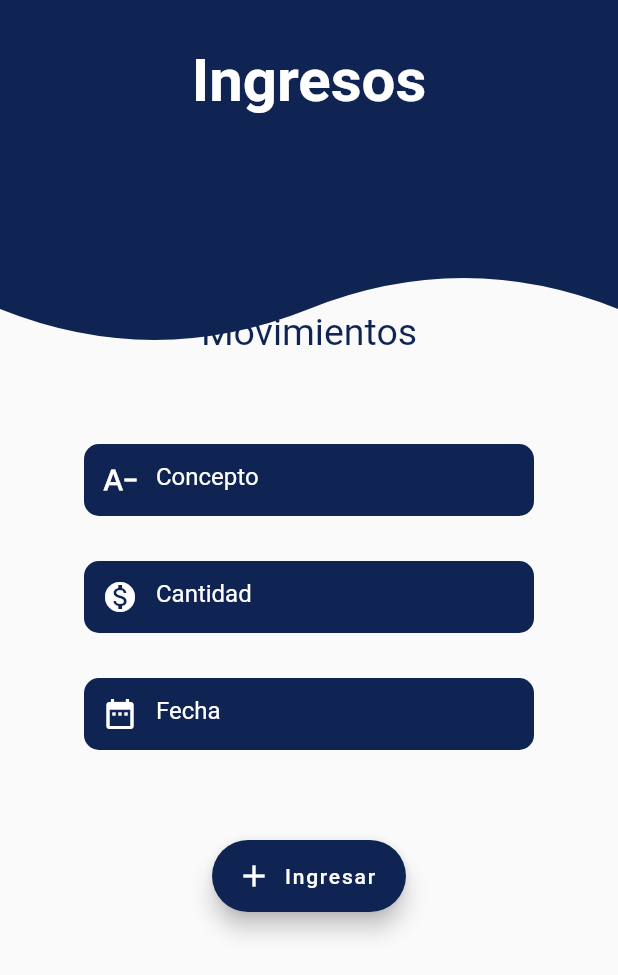
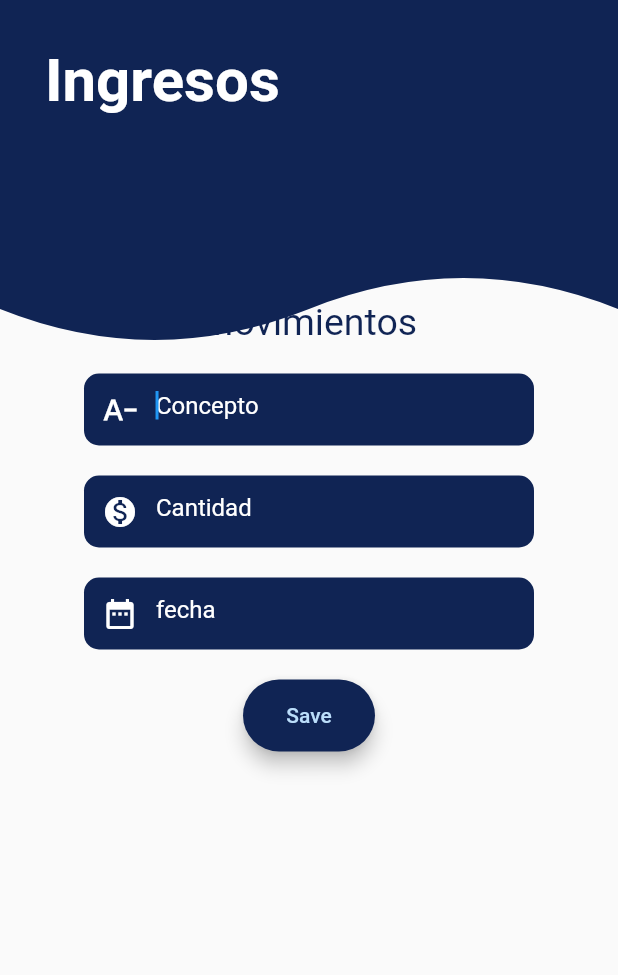
Before and after one commit to juanpivl/gastos, a Flutter app: the IngresosPage screen opened directly, on a phone screen of 412 x 824 dp. Shown: the top 975 px of the screen. Run offline on Flutter 3.47's test engine with Material 2 defaults, Android fonts, the phone set to English and light mode, and no system bars; our stand-ins replace cloud_firestore, curved_navigation_bar, firebase_auth, firebase_core, flutter_easyloading; accounts and stored records are empty.

Commit message:
ya con base de datos

```diff
--- a/lib/src/pages/Auth/RegisterPage.dart
+++ b/lib/src/pages/Auth/RegisterPage.dart
@@ -181,15 +181,17 @@ class _FormularioState extends State<Formulario> {
                       loading = true;
 
                     });
-                     dynamic result =
-                                await _auth.registerWithEmail(email, password,name);
+                    dynamic result =
+                            await _auth.registerWithEmail(email, password,name);
                             if (result == null) {
                               setState(() {
                                 error = 'Ingresar un email valido';
                                 loading = false;
                               });
                               }
+
               }
+
 
             },
           )
--- a/lib/src/pages/Auth/models/usuario.dart
+++ b/lib/src/pages/Auth/models/usuario.dart
@@ -1,13 +1,9 @@
 
 
+import 'package:flutter/material.dart';
+
 class Usuario {
-  final String name;
-  final String total;
-  final String masmenos;
-  final String concepto;
-  final String fecha;
-  final String cantidad;
-
-
-  Usuario( {required this.name,required this.total, required this.masmenos, required this.concepto, required this.fecha, required this.cantidad,});
+   int? code;
+   String? message;
+   Usuario({this.code, this.message});
 }
--- /dev/null
+++ b/lib/src/pages/Auth/services/firebase_crud.dart
@@ -0,0 +1,103 @@
+import 'package:cloud_firestore/cloud_firestore.dart';
+import 'package:flutter/material.dart';
+import '../models/usuario.dart';
+
+final FirebaseFirestore _firestore = FirebaseFirestore.instance;
+final CollectionReference _Collection = _firestore.collection('clientes');
+
+class FirebaseCrud {
+//CRUD method here
+
+//CREATE
+  static Future<Usuario?> crearConcepto({
+    required String name,
+    required String total,
+    required String masmenos,
+    required String concepto,
+    required String fecha,
+    required String cantidad,
+  }) async {
+    Usuario usuario = Usuario();
+    DocumentReference documentReference = _Collection.doc();
+
+    Map<String, dynamic> data = <String, dynamic>{
+      "nombre": name,
+      "total": total,
+      "masmenos": masmenos,
+      "concepto": concepto,
+      "fecha": fecha,
+      "cantidad": cantidad
+    };
+
+    var result = await documentReference.set(data).whenComplete(() {
+      usuario.code = 200;
+      usuario.message = "Sucessfully added to database";
+    });
+  }
+
+  //READ
+  static Stream <QuerySnapshot> readConcepto(){
+    CollectionReference conceptosCollection = _Collection;
+    return conceptosCollection.snapshots();
+  }
+
+  //UPDATE
+  static Future<Usuario> updateEmployee({
+     required String name,
+    required String total,
+    required String masmenos,
+    required String concepto,
+    required String fecha,
+    required String cantidad,
+    required String docId,
+  }) async {
+    Usuario usuario = Usuario();
+    DocumentReference documentReferencer =
+        _Collection.doc(docId);
+
+    Map<String, dynamic> data = <String, dynamic>{
+     "nombre": name,
+      "total": total,
+      "masmenos": masmenos,
+      "concepto": concepto,
+      "fecha": fecha,
+      "cantidad": cantidad
+    };
+
+    await documentReferencer
+        .update(data)
+        .whenComplete(() {
+           usuario.code = 200;
+          usuario.message = "Sucessfully updated ";
+        })
+        .catchError((e) {
+            usuario.code = 500;
+           usuario.message = e;
+        });
+
+        return usuario;
+  }
+
+
+  //DELETE
+  static Future<Usuario> deleteConcept({
+    required String docId,
+  }) async {
+     Usuario usuario = Usuario();
+    DocumentReference documentReferencer =
+        _Collection.doc(docId);
+
+    await documentReferencer
+        .delete()
+        .whenComplete((){
+          usuario.code = 200;
+          usuario.message = "Sucessfully Deleted concepte";
+        })
+        .catchError((e) {
+           usuario.code = 500;
+            usuario.message = e;
+        });
+
+   return usuario;
+  }
+}
--- a/lib/src/pages/add/ingresos.dart
+++ b/lib/src/pages/add/ingresos.dart
@@ -1,210 +1,190 @@
-// ignore_for_file: prefer_const_constructors
-
-
-import 'package:cloud_firestore/cloud_firestore.dart';
 import 'package:flutter/material.dart';
 import 'package:gastos/src/components/background.dart';
-import 'package:gastos/src/pages/Auth/models/usuario.dart';
 import 'package:gastos/src/pages/add/componentes.dart';
-
-import '../../components/loading.dart';
-import '../Auth/services/authservice.dart';
+import '../Auth/services/firebase_crud.dart';
 
 class IngresosPage extends StatefulWidget {
+  const IngresosPage({super.key});
+
   @override
   State<IngresosPage> createState() => _IngresosPageState();
 }
 
 class _IngresosPageState extends State<IngresosPage> {
-  final db = FirebaseFirestore.instance;
+  final _concepto = TextEditingController();
+  final _cantidad = TextEditingController();
+  final _fecha = TextEditingController();
 
-  final Stream<QuerySnapshot> conceptosStream = FirebaseFirestore.instance.collection('clientes').snapshots();
+  final GlobalKey<FormState> _formKey = GlobalKey<FormState>();
 
   @override
   Widget build(BuildContext context) {
-    return SafeArea(
-        child: Scaffold(
-      body: Stack(children: [
-        Background(),
-        ListView(children: [
-          Column(
-            children: [
-              EncabezadoIn(),
-              SizedBox(
-                height: 100,
-              ),
-              Center(
-                  child: Text(
-                'Movimientos',
-                style: TextStyle(
-                    fontSize: 25, color: Color.fromRGBO(16, 36, 84, 1)),
-              )),
-              SizedBox(
-                height: 30,
-              ),
-              Formulario(),
-
-            ],
-          ),
-        ]),
-      ]),
-    ));
-  }
-}
-
-class Formulario extends StatefulWidget {
-  @override
-  State<Formulario> createState() => _FormularioState();
-}
-
-class _FormularioState extends State<Formulario> {
-
-
-  final _formKey = GlobalKey<FormState>();
-  bool loading = false;
-
-  //text field state
-  String concepto = '';
-
-  String cantidad = '';
-
-  String fecha = '';
-
-
-  final  _concepto = TextEditingController();
-  final  _cantidad = TextEditingController();
-  final  _fecha = TextEditingController();
-
-
-  @override
-  Widget build(BuildContext context) {
-
-
-      return Form(
-            key: _formKey,
-            child: Column(
-              children: [
-
-                const SizedBox(height: 30.0),
-                Container(
-                  width: 300,
-                  decoration: BoxDecoration(
-                      color: Color.fromRGBO(16, 36, 84, 1),
-                      borderRadius: BorderRadius.circular(10)),
-                  child: TextFormField(
-                    controller: _concepto,
-                     style: TextStyle(color: Colors.white),
-                    decoration:  InputDecoration(
-                      border: InputBorder.none,
-                      prefixIcon: Icon(
-                        Icons.text_decrease,
-                        color: Colors.white,
-                      ),
-                      focusColor: Colors.white,
-
-                      hintText: "Concepto",
-                      hintStyle: TextStyle(color: Colors.white),
-
-                    ),
-
-                    autocorrect: false,
-
-                    onChanged: (val) {
-                      setState(() {
-                        concepto = val;
-                      });
-                    },
-                  ),
-                ),
-                const SizedBox(height: 30.0),
-                Container(
+    //FORMULARIOS
+    final nameField = Container(
       width: 300,
       decoration: BoxDecoration(
           color: Color.fromRGBO(16, 36, 84, 1),
           borderRadius: BorderRadius.circular(10)),
       child: TextFormField(
           style: TextStyle(color: Colors.white),
+          controller: _concepto,
+          autofocus: true,
+          validator: (value) {
+            if (value == null || value.trim().isEmpty) {
+              return 'This field is required';
+            }
+          },
           decoration: const InputDecoration(
-
-                      focusColor: Colors.white,
               border: InputBorder.none,
+              hintText: "Concepto",
+              hintStyle: TextStyle(color: Colors.white),
               prefixIcon: Icon(
-                        Icons.monetization_on,
+                Icons.text_decrease,
                 color: Colors.white,
-                      ),
-                      hintText: "Cantidad",
-                      hintStyle: TextStyle(color: Colors.white)
-                    ),
-                    keyboardType: TextInputType.number,
-                    autocorrect: false,
-                    controller: _cantidad,
-                    onChanged: (valor) {
-                      setState(() {
-                        cantidad = '';
-                      });
-                    },
-                  ),
-                ),
-const SizedBox(height: 30.0),
-                Container(
+              ))),
+    );
+    final cantidadField = Container(
       width: 300,
       decoration: BoxDecoration(
           color: Color.fromRGBO(16, 36, 84, 1),
           borderRadius: BorderRadius.circular(10)),
       child: TextFormField(
           style: TextStyle(color: Colors.white),
+          controller: _cantidad,
+          keyboardType: TextInputType.number,
+          autofocus: true,
+          validator: (value) {
+            if (value == null || value.trim().isEmpty) {
+              return 'This field is required';
+            }
+          },
           decoration: const InputDecoration(
               border: InputBorder.none,
+              hintText: "Cantidad",
+              hintStyle: TextStyle(color: Colors.white),
+              prefixIcon: Icon(
+                Icons.monetization_on,
+                color: Colors.white,
+              ))),
+    );
+    final fechaField = Container(
+      width: 300,
+
+      decoration: BoxDecoration(
+          color: Color.fromRGBO(16, 36, 84, 1),
+          borderRadius: BorderRadius.circular(10)),
+      child: TextFormField(
+        keyboardType: TextInputType.datetime,
+          style: TextStyle(color: Colors.white),
+          controller: _fecha,
+          autofocus: true,
+          validator: (value) {
+            if (value == null || value.trim().isEmpty) {
+              return 'This field is required';
+            }
+          },
+          decoration: const InputDecoration(
+              border: InputBorder.none,
+              hintText: "fecha",
+              hintStyle: TextStyle(color: Colors.white),
               prefixIcon: Icon(
                 Icons.date_range,
                 color: Colors.white,
+              ))),
+    );
+
+    final SaveButon = Material(
+      elevation: 5.0,
+      borderRadius: BorderRadius.circular(30.0),
+      color: Color.fromRGBO(16, 36, 84, 1),
+      child: MaterialButton(
+        textColor: Colors.white,
+        padding: const EdgeInsets.fromLTRB(20.0, 15.0, 20.0, 15.0),
+        onPressed: () async {
+          if (_formKey.currentState!.validate()) {
+            var usuario = await FirebaseCrud.crearConcepto(
+                concepto: _concepto.text,
+                fecha: _fecha.text,
+                cantidad: _cantidad.text,
+                masmenos: '',
+                name: '',
+                total: '');
+
+            /*if (usuario?.code != 200) {
+              showDialog(
+                  context: context,
+                  builder: (context) {
+                    return AlertDialog(
+                      content: Text(usuario!.message.toString()),
+                    );
+                  });
+            } else {
+              showDialog(
+                  context: context,
+                  builder: (context) {
+                    return AlertDialog(
+                      content: Text(usuario!.message.toString()),
+                    );
+                  });
+            }*/
+          }
+
+          _concepto.text = '';
+          _fecha.text = '';
+          _cantidad.text = '';
+        },
+        child: Text(
+          "Save",
+          style: TextStyle(color: Theme.of(context).primaryColorLight),
+          textAlign: TextAlign.center,
         ),
-                      focusColor: Colors.white,
-
-                      hintText: "Fecha",
-                      hintStyle: TextStyle(color: Colors.white),
-
+      ),
+    );
+    // vista
+    return SafeArea(
+        child: Scaffold(
+      body: Stack(children: [
+        const Background(),
+        const EncabezadoIn(),
+        ListView(
+          children:[
+            Column(
+            children: [
+              const SizedBox(height: 200),
+              Center(
+                  child: Text(
+                'Movimientos',
+                style:
+                    TextStyle(fontSize: 25, color: Color.fromRGBO(16, 36, 84, 1)),
+              )),
+              const SizedBox(
+                height: 20,
               ),
 
-                    autocorrect: false,
-                    controller: _fecha,
-                    onChanged: (val) {
-                      setState(() {
-                        fecha = val;
-                      });
-                    },
+              Form(
+                  key: _formKey,
+                  child: Column(
+                    children: [
+                      nameField,
+                      const SizedBox(
+                        height: 20,
                       ),
+                      cantidadField,
+                      const SizedBox(
+                        height: 20,
                       ),
-
-                SizedBox(height: 30.0),
-                const SizedBox(height: 30.0),
-                FloatingActionButton.extended(
-                    label: Text(
-                      'Ingresar',
-                      style: TextStyle(color: Colors.white),
+                      fechaField,
+                      const SizedBox(
+                        height: 20,
                       ),
-                    backgroundColor: Color.fromRGBO(16, 36, 84, 1),
-                    icon: Icon(
-                      Icons.add,
-                      color: Colors.white,
-                    ),
-                    onPressed: () async {
-                      fecha = _fecha.text;
-                      concepto = _concepto.text;
-                      cantidad = _cantidad.text;
-                      print(fecha+''+concepto);
-                      print(cantidad);
-
-                     _concepto.text = '';
-                     _fecha.text= '';
-                     _cantidad.text = '';
-
-                    })
+                      SaveButon
+                    ],
+                  ))
             ],
           ),
-          );
+          ]
+        )
+      ]),
+    ));
   }
-
-
-
 }
--- a/lib/src/pages/home/encabezado.dart
+++ b/lib/src/pages/home/encabezado.dart
@@ -16,6 +16,7 @@ class Encabezado extends StatefulWidget {
 class _EncabezadoState extends State<Encabezado> {
   @override
   Widget build(BuildContext context) {
+    final AuthService _auth = AuthService();
     return Container(
             padding: const EdgeInsets.all(30),
             child: Column(
@@ -33,7 +34,7 @@ class _EncabezadoState extends State<Encabezado> {
                           color: Colors.white, fontWeight: FontWeight.bold),
                     ),
                     IconButton(onPressed:  () async{
-                        //_auth.signOut();
+                        _auth.signOut();
                       }, icon: Icon(Icons.logout,color: Colors.white,))
 
 
--- a/lib/src/pages/home/homePage.dart
+++ b/lib/src/pages/home/homePage.dart
@@ -15,7 +15,7 @@ class HomePage extends StatelessWidget {
               Encabezado(),
               SizedBox(height: 40,),
               Center(child: Text('Movimientos',style: TextStyle(fontSize: 25,color: Color.fromRGBO(16, 36, 84, 1)),)),
-              Comprobantes(),
+            Comprobantes(),
             ],
           ),
         ]),
```
Also changed, not shown: lib/src/pages/Auth/models/clientes.dart (+8 -8 lines), lib/src/pages/Auth/services/database.dart (+1 -20 lines), lib/src/pages/home/comprobantes.dart (+46 -115 lines). Lines whose indentation alone changed are shown as unchanged.
